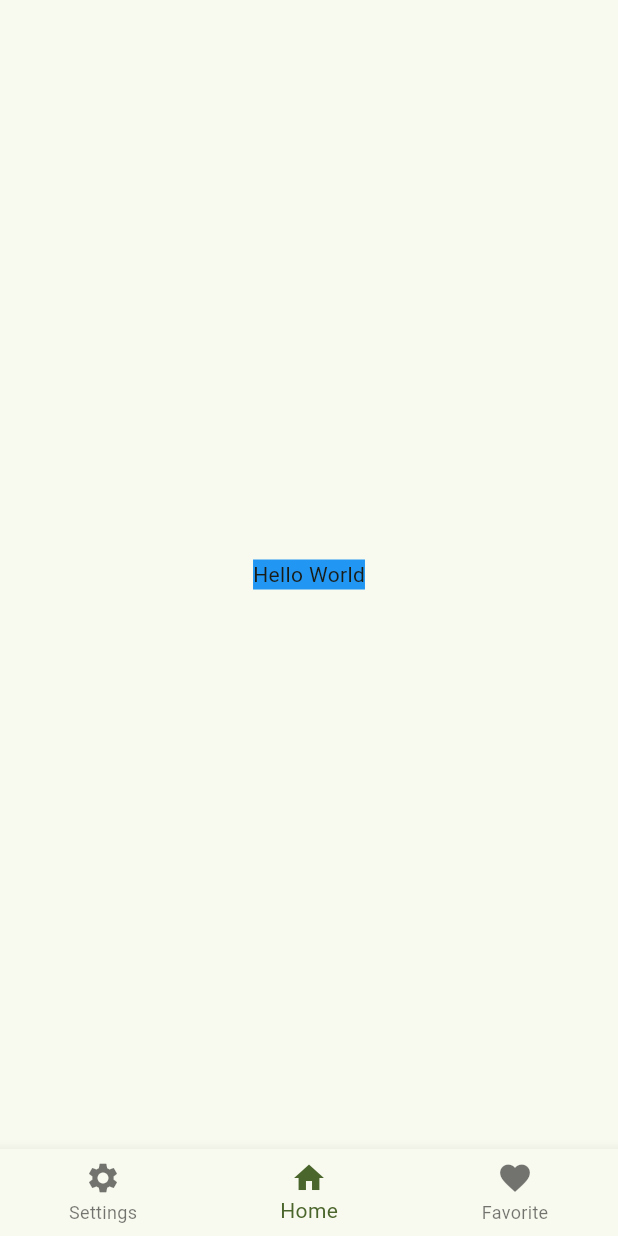
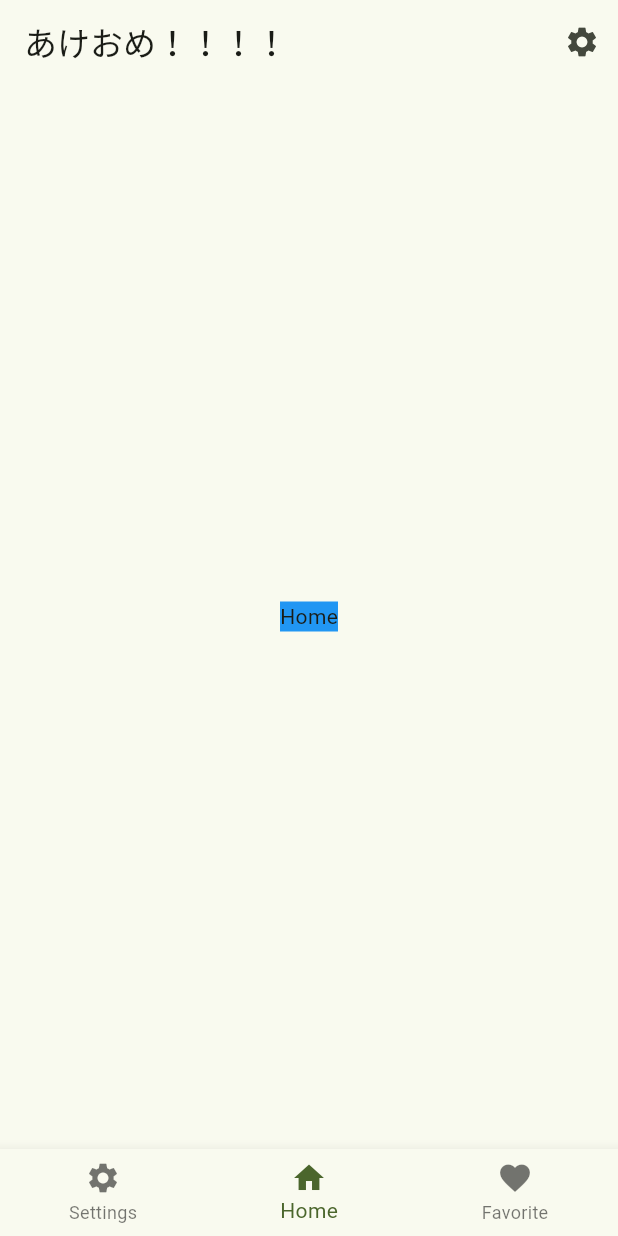
Before and after one commit to ROTO0504/CLIP, a Flutter app: the BottomNavbar screen opened directly, item 2 of the bottom bar chosen, on a phone screen of 412 x 824 dp. Run offline on Flutter 3.47's test engine with Material 2 defaults, Android fonts, the phone set to English and light mode, and no system bars.

Commit message:
あけおめ なんやiosとandroidでappbarのtitleの場所違うのか

```diff
--- a/lib/view/components/bottomNavbar.dart
+++ b/lib/view/components/bottomNavbar.dart
@@ -38,6 +38,12 @@ class _BottomNavbarState extends State<BottomNavbar> {
   Widget build(BuildContext context) {
     return Scaffold(
       body: _pages[_selectIndex],
+      appBar: AppBar(
+        title: Text("あけおめ！！！！"),
+        actions: <Widget>[
+          IconButton(onPressed: () => {}, icon: Icon(Icons.settings))
+        ],
+      ),
       bottomNavigationBar: BottomNavigationBar(
         items: [
           BottomNavigationBarItem(
--- a/lib/view/routes/home.dart
+++ b/lib/view/routes/home.dart
@@ -10,7 +10,7 @@ class HomeScreen extends StatelessWidget {
   Widget build(BuildContext context) {
     return Container(
       color: Colors.blue,
-      child: Text('Hello World'),
+      child: Text('Home'),
     );
   }
 }
```
Also changed, not shown: lib/main.dart (+2 -6 lines).
